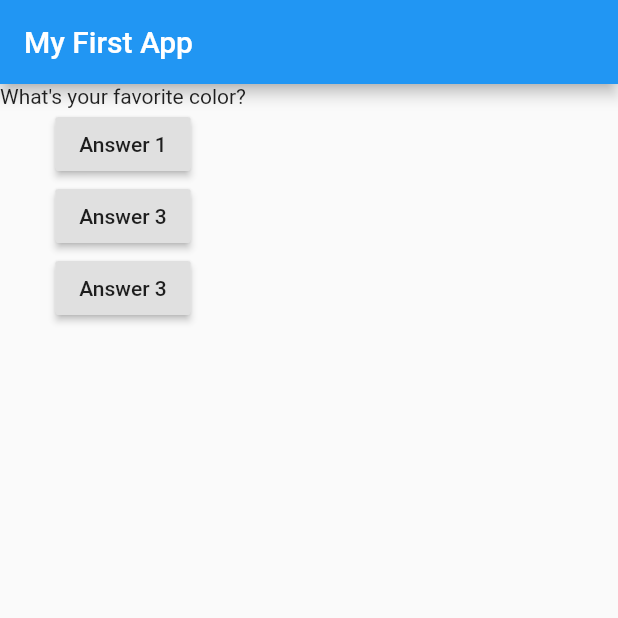
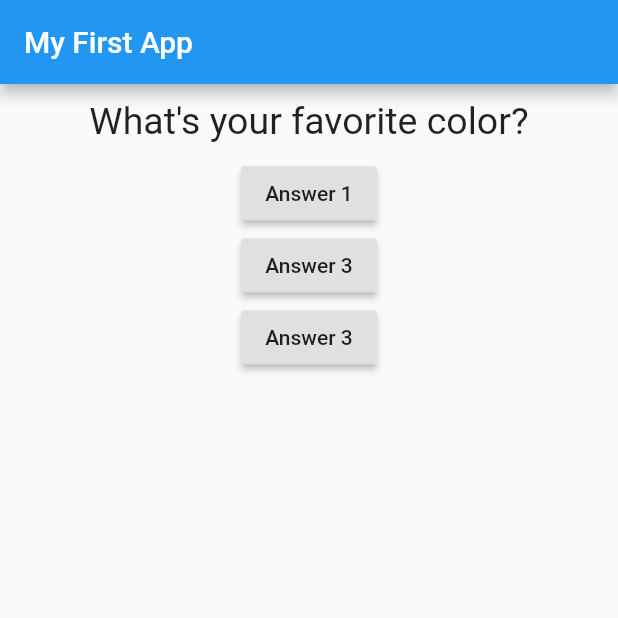
Before and after one commit to emtalen/flutter_learning, a Flutter app: the screen it shows after launch, on a phone screen of 412 x 824 dp, the top half of it. Run offline on Flutter 3.47's test engine with Material 2 defaults, Android fonts, the phone set to English and light mode, and no system bars.

Commit message:
styling the question a bit

```diff
--- a/lib/question.dart
+++ b/lib/question.dart
@@ -1,11 +1,21 @@
 import 'package:flutter/material.dart';
 
 class Question extends StatelessWidget {
-  String questionText;
+  final String questionText;
 
   Question(this.questionText);
   @override
   Widget build(BuildContext context) {
-    return Text(questionText);
+    return Container(
+      width: double.infinity,
+      margin: EdgeInsets.all(10),
+      child: Text(
+        questionText,
+        style: TextStyle(
+          fontSize: 25,
+        ),
+        textAlign: TextAlign.center,
+      ),
+    );
   }
 }
```
